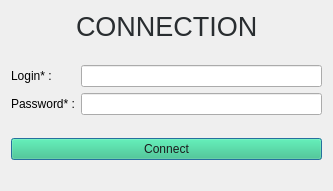
Above: dialogconnexion.ui from Selecat/Patate before the change. Below: the same form after it.
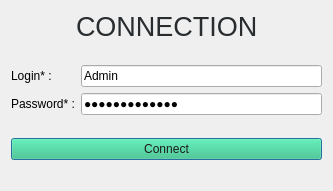
That is the form after the change.

What changed in the file:
```diff
--- a/dialogconnexion.ui
+++ b/dialogconnexion.ui
@@ -85,7 +85,11 @@
       </widget>
      </item>
      <item row="0" column="1">
-      <widget class="QLineEdit" name="lineEditLogin"/>
+      <widget class="QLineEdit" name="lineEditLogin">
+       <property name="text">
+        <string>Admin</string>
+       </property>
+      </widget>
      </item>
      <item row="1" column="0">
       <widget class="QLabel" name="labelPass">
@@ -96,6 +100,9 @@
      </item>
      <item row="1" column="1">
       <widget class="QLineEdit" name="lineEditPass">
+       <property name="text">
+        <string>XITgfUibs1456</string>
+       </property>
        <property name="echoMode">
         <enum>QLineEdit::Password</enum>
        </property>
```
